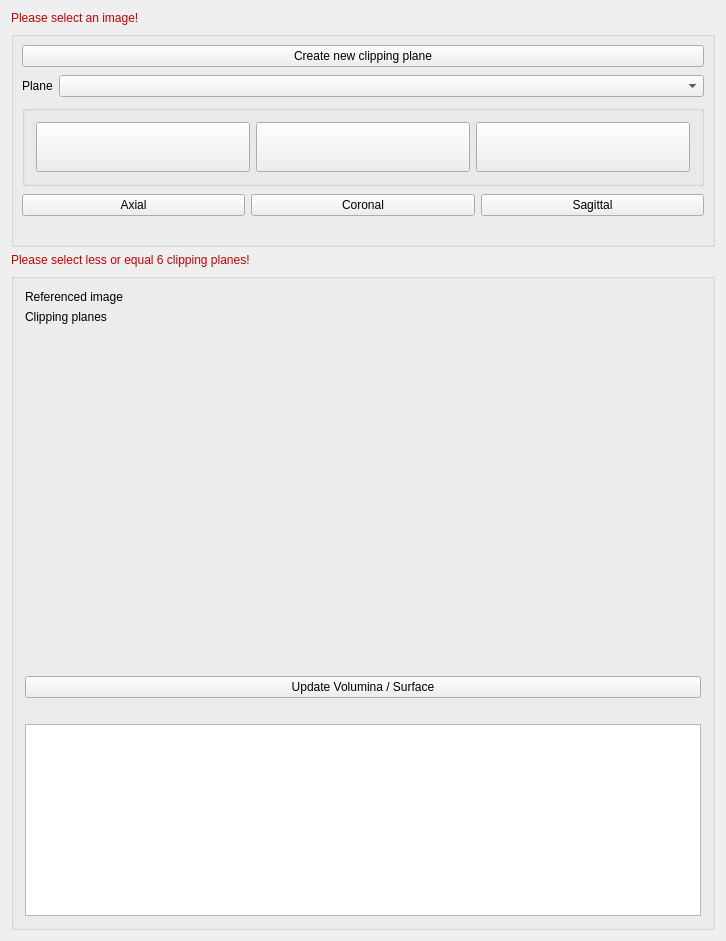
This is Plugins/org.mitk.gui.qt.segmentation/src/internal/QmitkDeformableClippingPlaneViewControls.ui in NifTK/MITK as Qt 5 draws it before an edit. The edited form follows.
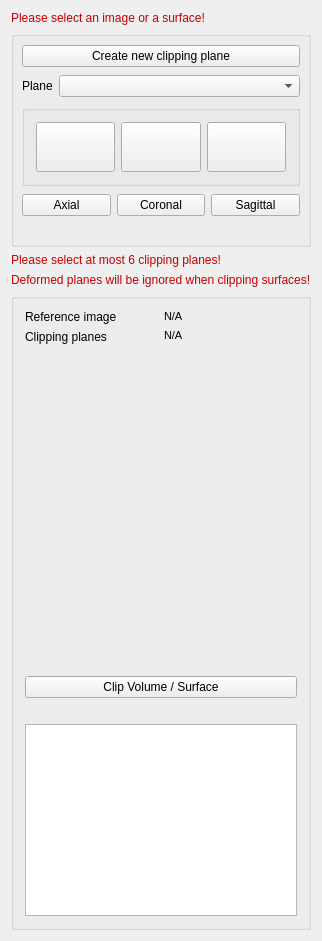
This is the edited form. Icons and pictures are not drawn. Custom widgets are drawn as their Qt base class.

Commit message: Bug #4449: Not clipping surfaces with deformed planes.

The edit to the form file:
```diff
--- a/Plugins/org.mitk.gui.qt.segmentation/src/internal/QmitkDeformableClippingPlaneViewControls.ui
+++ b/Plugins/org.mitk.gui.qt.segmentation/src/internal/QmitkDeformableClippingPlaneViewControls.ui
@@ -6,7 +6,7 @@
    <rect>
     <x>0</x>
     <y>0</y>
-    <width>726</width>
+    <width>294</width>
     <height>941</height>
    </rect>
   </property>
@@ -120,7 +120,7 @@
       </palette>
      </property>
      <property name="text">
-      <string>Please select an image!</string>
+      <string>Please select an image or a surface!</string>
      </property>
     </widget>
    </item>
@@ -477,7 +477,111 @@
       </palette>
      </property>
      <property name="text">
-      <string>Please select less or equal 6 clipping planes!</string>
+      <string>Please select at most 6 clipping planes!</string>
+     </property>
+    </widget>
+   </item>
+   <item>
+    <widget class="QLabel" name="deformedPlanesWarningLabel">
+     <property name="sizePolicy">
+      <sizepolicy hsizetype="Preferred" vsizetype="Maximum">
+       <horstretch>0</horstretch>
+       <verstretch>0</verstretch>
+      </sizepolicy>
+     </property>
+     <property name="palette">
+      <palette>
+       <active>
+        <colorrole role="WindowText">
+         <brush brushstyle="SolidPattern">
+          <color alpha="255">
+           <red>197</red>
+           <green>0</green>
+           <blue>0</blue>
+          </color>
+         </brush>
+        </colorrole>
+        <colorrole role="Text">
+         <brush brushstyle="SolidPattern">
+          <color alpha="255">
+           <red>191</red>
+           <green>0</green>
+           <blue>0</blue>
+          </color>
+         </brush>
+        </colorrole>
+        <colorrole role="ButtonText">
+         <brush brushstyle="SolidPattern">
+          <color alpha="255">
+           <red>189</red>
+           <green>0</green>
+           <blue>0</blue>
+          </color>
+         </brush>
+        </colorrole>
+       </active>
+       <inactive>
+        <colorrole role="WindowText">
+         <brush brushstyle="SolidPattern">
+          <color alpha="255">
+           <red>197</red>
+           <green>0</green>
+           <blue>0</blue>
+          </color>
+         </brush>
+        </colorrole>
+        <colorrole role="Text">
+         <brush brushstyle="SolidPattern">
+          <color alpha="255">
+           <red>191</red>
+           <green>0</green>
+           <blue>0</blue>
+          </color>
+         </brush>
+        </colorrole>
+        <colorrole role="ButtonText">
+         <brush brushstyle="SolidPattern">
+          <color alpha="255">
+           <red>189</red>
+           <green>0</green>
+           <blue>0</blue>
+          </color>
+         </brush>
+        </colorrole>
+       </inactive>
+       <disabled>
+        <colorrole role="WindowText">
+         <brush brushstyle="SolidPattern">
+          <color alpha="255">
+           <red>120</red>
+           <green>120</green>
+           <blue>120</blue>
+          </color>
+         </brush>
+        </colorrole>
+        <colorrole role="Text">
+         <brush brushstyle="SolidPattern">
+          <color alpha="255">
+           <red>120</red>
+           <green>120</green>
+           <blue>120</blue>
+          </color>
+         </brush>
+        </colorrole>
+        <colorrole role="ButtonText">
+         <brush brushstyle="SolidPattern">
+          <color alpha="255">
+           <red>120</red>
+           <green>120</green>
+           <blue>120</blue>
+          </color>
+         </brush>
+        </colorrole>
+       </disabled>
+      </palette>
+     </property>
+     <property name="text">
+      <string>Deformed planes will be ignored when clipping surfaces!</string>
      </property>
     </widget>
    </item>
@@ -506,7 +610,7 @@
              </sizepolicy>
             </property>
             <property name="text">
-             <string>Referenced image</string>
+             <string>Reference image</string>
             </property>
            </widget>
           </item>
@@ -550,7 +654,7 @@
              </font>
             </property>
             <property name="text">
-             <string/>
+             <string>N/A</string>
             </property>
            </widget>
           </item>
@@ -562,7 +666,7 @@
              </font>
             </property>
             <property name="text">
-             <string/>
+             <string>N/A</string>
             </property>
             <property name="alignment">
              <set>Qt::AlignLeading|Qt::AlignLeft|Qt::AlignTop</set>
@@ -576,7 +680,7 @@
       <item>
        <widget class="QPushButton" name="updateVolumePushButton">
         <property name="text">
-         <string>Update Volumina / Surface</string>
+         <string>Clip Volume / Surface</string>
         </property>
        </widget>
       </item>
```
Left out of the diff: 2 changed lines with no effect on the pictures. The commit also changes 2 other files.
